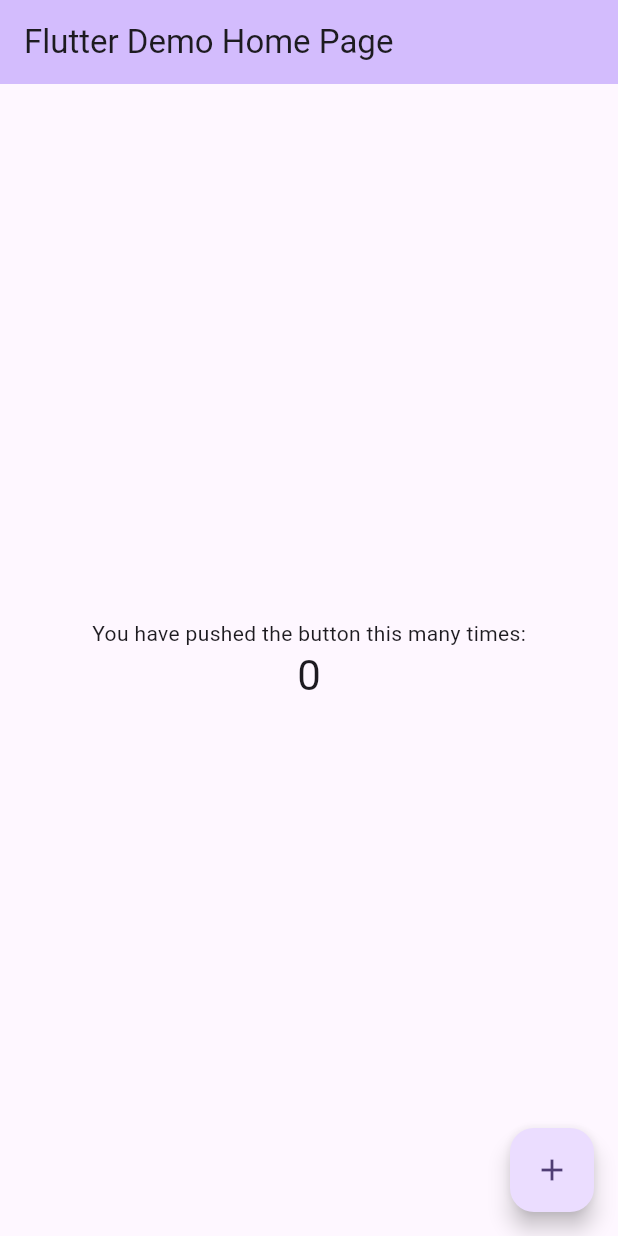
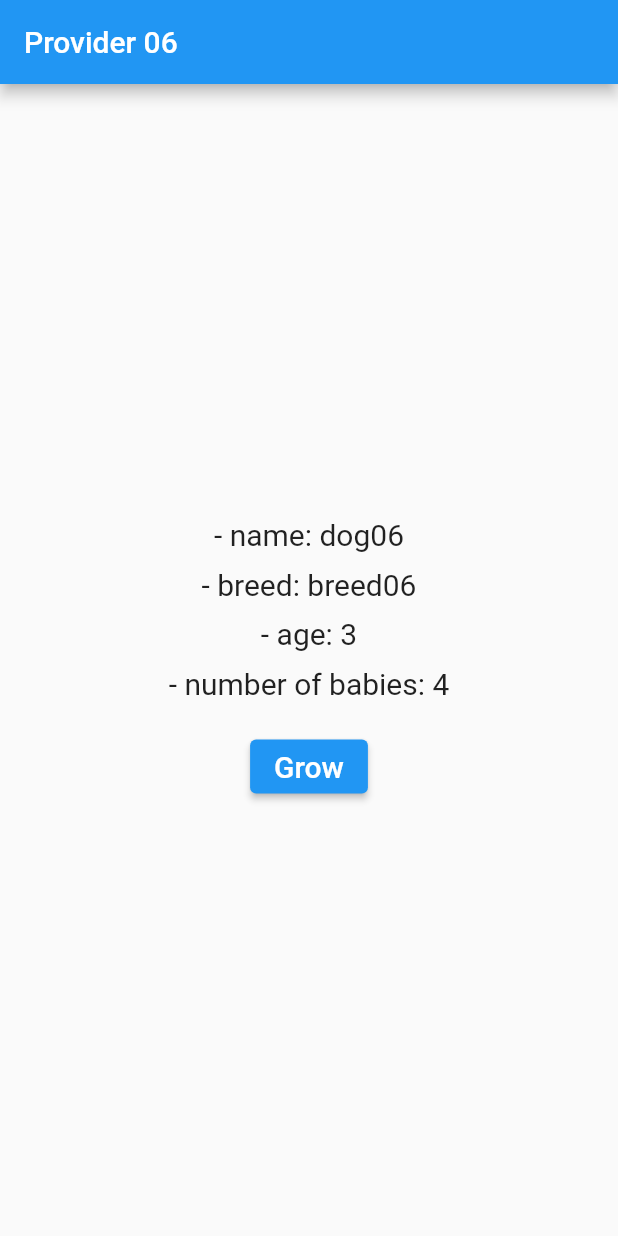
Before and after one commit to Bullets-jyr/provider_overview_06, a Flutter app: the screen it shows after launch, on a phone screen of 412 x 824 dp. Run offline on Flutter 3.47's test engine with Material 2 defaults, Android fonts, the phone set to English and light mode, and no system bars.

Commit message:
13. FutureProvider

```diff
--- a/analysis_options.yaml
+++ b/analysis_options.yaml
@@ -7,7 +7,7 @@
 
 # The following line activates a set of recommended lints for Flutter apps,
 # packages, and plugins designed to encourage good coding practices.
-include: package:flutter_lints/flutter.yaml
+# include: package:flutter_lints/flutter.yaml
 
 linter:
   # The lint rules applied to this project can be customized in the
--- a/lib/main.dart
+++ b/lib/main.dart
@@ -1,4 +1,7 @@
 import 'package:flutter/material.dart';
+import 'package:provider/provider.dart';
+import 'package:provider_overview_06/models/babies.dart';
+import 'package:provider_overview_06/models/dog.dart';
 
 void main() {
   runApp(const MyApp());
@@ -7,119 +10,120 @@ void main() {
 class MyApp extends StatelessWidget {
   const MyApp({super.key});
 
-  // This widget is the root of your application.
   @override
   Widget build(BuildContext context) {
-    return MaterialApp(
-      title: 'Flutter Demo',
-      theme: ThemeData(
-        // This is the theme of your application.
-        //
-        // TRY THIS: Try running your application with "flutter run". You'll see
-        // the application has a blue toolbar. Then, without quitting the app,
-        // try changing the seedColor in the colorScheme below to Colors.green
-        // and then invoke "hot reload" (save your changes or press the "hot
-        // reload" button in a Flutter-supported IDE, or press "r" if you used
-        // the command line to start the app).
-        //
-        // Notice that the counter didn't reset back to zero; the application
-        // state is not lost during the reload. To reset the state, use hot
-        // restart instead.
-        //
-        // This works for code too, not just values: Most code changes can be
-        // tested with just a hot reload.
-        colorScheme: ColorScheme.fromSeed(seedColor: Colors.deepPurple),
-        useMaterial3: true,
+    return MultiProvider(
+      providers: [
+        ChangeNotifierProvider<Dog>(
+          create: (context) => Dog(name: 'dog06', breed: 'breed06', age: 3),
+        ),
+        FutureProvider<int>(
+          initialData: 0,
+          create: (context) {
+            final int dogAge = context.read<Dog>().age;
+            final babies = Babies(age: dogAge);
+            return babies.getBabies();
+          },
+        ),
+      ],
+      child: MaterialApp(
+        title: 'Provider 06',
+        debugShowCheckedModeBanner: false,
+        theme: ThemeData(
+          primarySwatch: Colors.blue,
+        ),
+        home: const MyHomePage(),
       ),
-      home: const MyHomePage(title: 'Flutter Demo Home Page'),
     );
   }
 }
 
 class MyHomePage extends StatefulWidget {
-  const MyHomePage({super.key, required this.title});
-
-  // This widget is the home page of your application. It is stateful, meaning
-  // that it has a State object (defined below) that contains fields that affect
-  // how it looks.
-
-  // This class is the configuration for the state. It holds the values (in this
-  // case the title) provided by the parent (in this case the App widget) and
-  // used by the build method of the State. Fields in a Widget subclass are
-  // always marked "final".
-
-  final String title;
+  const MyHomePage({super.key});
 
   @override
   State<MyHomePage> createState() => _MyHomePageState();
 }
 
 class _MyHomePageState extends State<MyHomePage> {
-  int _counter = 0;
+  @override
+  Widget build(BuildContext context) {
+    return Scaffold(
+      appBar: AppBar(
+        title: Text('Provider 06'),
+      ),
+      body: Center(
+        child: Column(
+          mainAxisAlignment: MainAxisAlignment.center,
+          // Column위젯의 사이즈의 Children들의 사이즈만큼만 차지하도록 MainAxisSize.min으로 설정하였습니다.
+          mainAxisSize: MainAxisSize.min,
+          children: [
+            Text(
+              '- name: ${context.watch<Dog>().name}',
+              style: TextStyle(fontSize: 20.0),
+            ),
+            SizedBox(height: 10.0),
+            BreedAndAge(),
+          ],
+        ),
+      ),
+    );
+  }
+}
 
-  void _incrementCounter() {
-    setState(() {
-      // This call to setState tells the Flutter framework that something has
-      // changed in this State, which causes it to rerun the build method below
-      // so that the display can reflect the updated values. If we changed
-      // _counter without calling setState(), then the build method would not be
-      // called again, and so nothing would appear to happen.
-      _counter++;
-    });
-  }
+class BreedAndAge extends StatelessWidget {
+  const BreedAndAge({
+    super.key,
+  });
 
   @override
   Widget build(BuildContext context) {
-    // This method is rerun every time setState is called, for instance as done
-    // by the _incrementCounter method above.
-    //
-    // The Flutter framework has been optimized to make rerunning build methods
-    // fast, so that you can just rebuild anything that needs updating rather
-    // than having to individually change instances of widgets.
-    return Scaffold(
-      appBar: AppBar(
-        // TRY THIS: Try changing the color here to a specific color (to
-        // Colors.amber, perhaps?) and trigger a hot reload to see the AppBar
-        // change color while the other colors stay the same.
-        backgroundColor: Theme.of(context).colorScheme.inversePrimary,
-        // Here we take the value from the MyHomePage object that was created by
-        // the App.build method, and use it to set our appbar title.
-        title: Text(widget.title),
-      ),
-      body: Center(
-        // Center is a layout widget. It takes a single child and positions it
-        // in the middle of the parent.
-        child: Column(
-          // Column is also a layout widget. It takes a list of children and
-          // arranges them vertically. By default, it sizes itself to fit its
-          // children horizontally, and tries to be as tall as its parent.
-          //
-          // Column has various properties to control how it sizes itself and
-          // how it positions its children. Here we use mainAxisAlignment to
-          // center the children vertically; the main axis here is the vertical
-          // axis because Columns are vertical (the cross axis would be
-          // horizontal).
-          //
-          // TRY THIS: Invoke "debug painting" (choose the "Toggle Debug Paint"
-          // action in the IDE, or press "p" in the console), to see the
-          // wireframe for each widget.
-          mainAxisAlignment: MainAxisAlignment.center,
-          children: <Widget>[
-            const Text(
-              'You have pushed the button this many times:',
-            ),
-            Text(
-              '$_counter',
-              style: Theme.of(context).textTheme.headlineMedium,
-            ),
-          ],
+    return Column(
+      children: [
+        Text(
+          '- breed: ${context.select<Dog, String>((Dog dog) => dog.breed)}',
+          style: TextStyle(fontSize: 20.0),
         ),
-      ),
-      floatingActionButton: FloatingActionButton(
-        onPressed: _incrementCounter,
-        tooltip: 'Increment',
-        child: const Icon(Icons.add),
-      ), // This trailing comma makes auto-formatting nicer for build methods.
+        SizedBox(
+          height: 10.0,
+        ),
+        Age(),
+      ],
     );
   }
 }
+
+class Age extends StatelessWidget {
+  const Age({
+    super.key,
+  });
+
+  @override
+  Widget build(BuildContext context) {
+    return Column(
+      children: [
+        Text(
+          '- age: ${context.select<Dog, int>((Dog dog) => dog.age)}',
+          style: TextStyle(fontSize: 20.0),
+        ),
+        SizedBox(height: 10.0),
+        Text(
+          '- number of babies: ${context.watch<int>()}',
+          style: TextStyle(
+            fontSize: 20.0,
+          ),
+        ),
+        SizedBox(height: 20.0),
+        ElevatedButton(
+          onPressed: () => context.read<Dog>().grow(),
+          child: Text(
+            'Grow',
+            style: TextStyle(
+              fontSize: 20.0,
+            ),
+          ),
+        ),
+      ],
+    );
+  }
+}
--- /dev/null
+++ b/lib/models/babies.dart
@@ -0,0 +1,19 @@
+class Babies {
+  final int age;
+
+  Babies({
+    required this.age,
+  });
+
+  Future<int> getBabies() async {
+    await Future.delayed(Duration(seconds: 3));
+
+    if (age > 1 && age < 5) {
+      return 4;
+    } else if (age < 1){
+      return 0;
+    } else {
+      return 2;
+    }
+  }
+}
--- /dev/null
+++ b/lib/models/dog.dart
@@ -0,0 +1,18 @@
+import 'package:flutter/material.dart';
+
+class Dog with ChangeNotifier {
+  final String name;
+  final String breed;
+  int age;
+
+  Dog({
+    required this.name,
+    required this.breed,
+    this.age = 1,
+  });
+
+  void grow() {
+    age++;
+    notifyListeners();
+  }
+}
--- a/pubspec.yaml
+++ b/pubspec.yaml
@@ -35,6 +35,7 @@ dependencies:
   # The following adds the Cupertino Icons font to your application.
   # Use with the CupertinoIcons class for iOS style icons.
   cupertino_icons: ^1.0.2
+  provider: ^6.0.5
 
 dev_dependencies:
   flutter_test:
```
Also changed, not shown: pubspec.lock.
